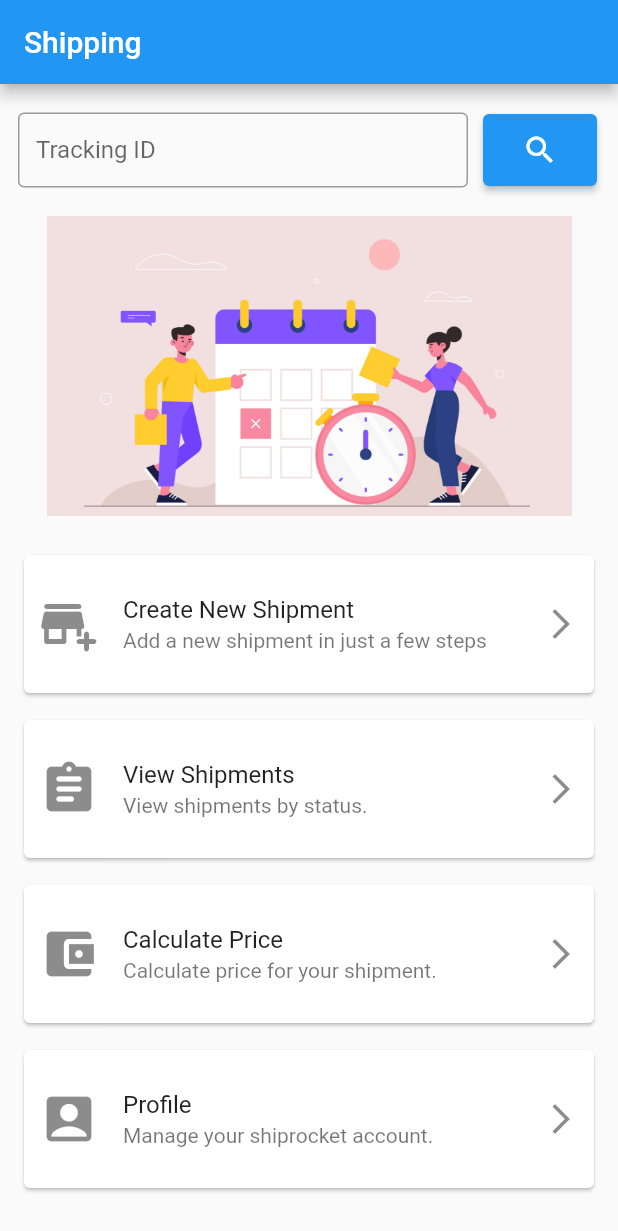
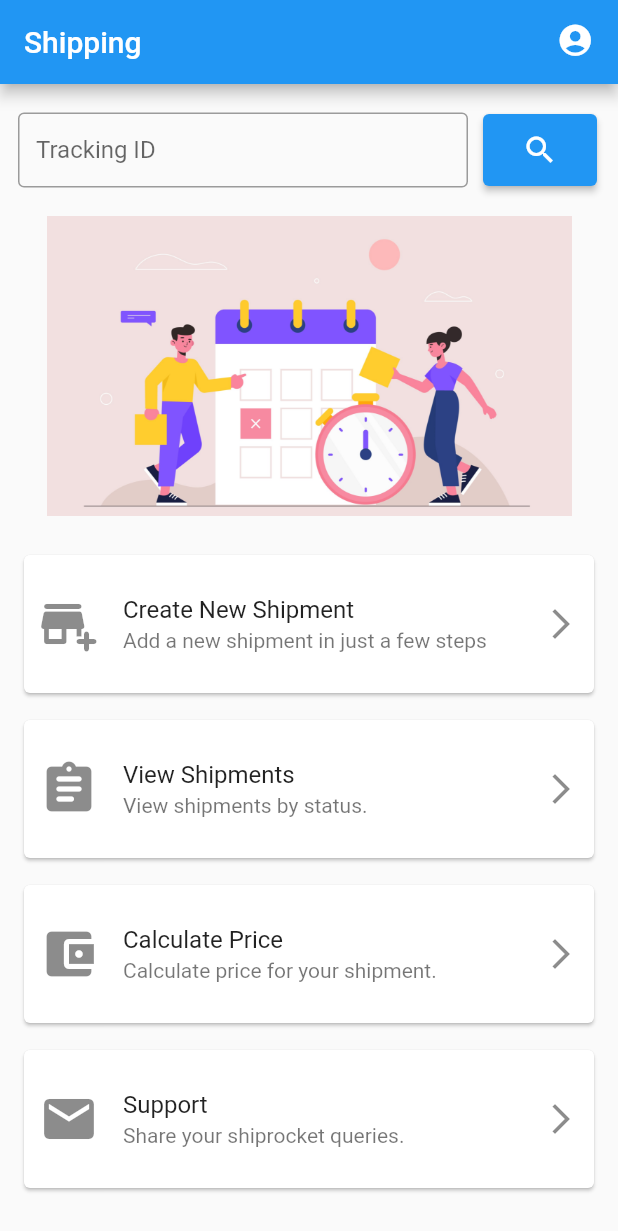
Before and after one commit to ReahaanSheriff/shiprocket, a Flutter app: the Home screen opened directly with empty values, on a phone screen of 412 x 824 dp. Shown: the top 1231 px of the screen. Run offline on Flutter 3.47's test engine with Material 2 defaults, Android fonts, the light colour scheme and no system bars; our stand-ins replace flutter_dotenv, fluttertoast, geocoding, geolocator, timeline_tile; missing offline and left inert: flutter_email_sender, load, razorpay_flutter.

Commit message:
added support page

```diff
--- a/lib/views/home.dart
+++ b/lib/views/home.dart
@@ -9,6 +9,7 @@ import 'package:shipping/views/createshipment.dart';
 import 'package:shipping/views/eachshipment.dart';
 
 import 'package:shipping/views/profile.dart';
+import 'package:shipping/views/support.dart';
 
 import 'package:shipping/views/viewshipments.dart';
 import 'package:shipping/views/cost.dart';
@@ -53,26 +54,28 @@ class _HomeState extends State<Home> {
         appBar: AppBar(
           title: Text("Shipping"),
           automaticallyImplyLeading: false,
-          // actions: [
-          //   InkWell(
-          //       onTap: () {
-          //         AuthMethods().signOut().then((s) {
-          //           Navigator.pushReplacement(context,
-          //               MaterialPageRoute(builder: (context) => SignIn()));
-          //         });
-          //       },
-          //       child: Container(
-          //           padding: EdgeInsets.symmetric(horizontal: 16, vertical: 14),
-          //           child: Column(children: [
-          //             Row(children: [
-          //               Text(myName),
-          //               Icon(
-          //                 Icons.exit_to_app,
-          //                 size: 25,
-          //               )
-          //             ])
-          //           ])))
-          // ],
+          actions: [
+            InkWell(
+                onTap: () {
+                  Navigator.push(
+                    context,
+                    MaterialPageRoute(
+                        builder: (context) => Profile(
+                              value: widget.value,
+                            )),
+                  );
+                },
+                child: Container(
+                    padding: EdgeInsets.symmetric(horizontal: 16, vertical: 14),
+                    child: Column(children: [
+                      Row(children: [
+                        Icon(
+                          Icons.account_circle,
+                          size: 25,
+                        )
+                      ])
+                    ])))
+          ],
         ),
         body: Column(
           children: [
@@ -211,8 +214,7 @@ class _HomeState extends State<Home> {
                               Navigator.push(
                                 context,
                                 MaterialPageRoute(
-                                    builder: (context) =>
-                                        Profile(value: widget.value)),
+                                    builder: (context) => Support()),
                               );
                             },
                             // onTap: () {
@@ -225,10 +227,10 @@ class _HomeState extends State<Home> {
                             //       textColor: Colors.white,
                             //       fontSize: 16.0);
                             // },
-                            title: Text("Profile"),
-                            subtitle: Text("Manage your shiprocket account."),
+                            title: Text("Support"),
+                            subtitle: Text("Share your shiprocket queries."),
                             leading: Icon(
-                              Icons.account_box_rounded,
+                              Icons.mail,
                               size: 40,
                             ),
                             trailing: Icon(Icons.arrow_forward_ios_outlined))),
```
Also changed, not shown: lib/main.dart (+8 -5 lines), lib/views/createshipment.dart (+0 -16 lines), lib/views/signin.dart (+9 -0 lines), lib/views/support.dart (added, +74 -0 lines), pubspec.yaml (+1 -6 lines), pubspec.lock.
